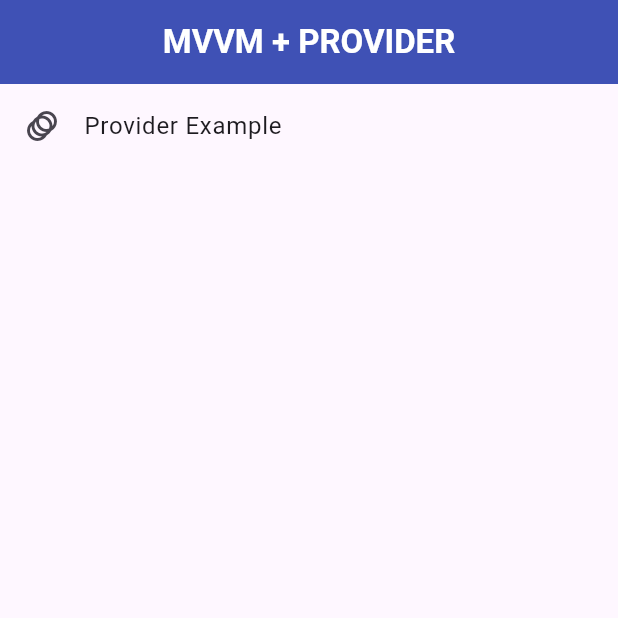
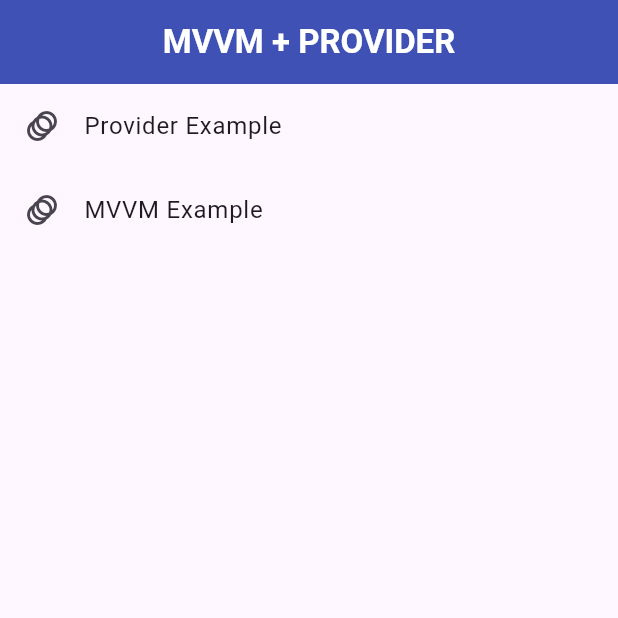
Before and after one commit to Sameer747/Learn-Flutter-2024, a Flutter app: the screen it shows after launch, on a phone screen of 412 x 824 dp, the top half of it. Run offline on Flutter 3.47's test engine with Material 3 defaults, Android fonts, the phone set to English and light mode, and no system bars; our stand-ins replace another_flushbar, fluttertoast, go_router.

Commit message:
utils and screen created the utils helps us to use same widgets everywhere where needed

```diff
--- a/mvvm+provider/lib/home_screen.dart
+++ b/mvvm+provider/lib/home_screen.dart
@@ -1,4 +1,5 @@
 import 'package:flutter/material.dart';
+import 'package:provider_with_mvvm/mvvm_example/view/screen/login_screen.dart';
 import 'package:provider_with_mvvm/provider_example/utils/constants.dart';
 import 'package:provider_with_mvvm/provider_example/utils/widgets.dart';
 
@@ -24,6 +25,11 @@ class HomeScreen extends StatelessWidget {
                     title: "Provider Example",
                     icon: const Icon(Icons.animation_sharp),
                     navigateTo: const ProviderExamplesScreen()),
+                customTile(
+                    context: context,
+                    title: "MVVM Example",
+                    icon: const Icon(Icons.animation_sharp),
+                    navigateTo: const LoginScreen())
               ],
             ),
           )),
--- a/mvvm+provider/lib/main.dart
+++ b/mvvm+provider/lib/main.dart
@@ -1,8 +1,10 @@
 import 'package:flutter/material.dart';
 import 'package:provider/provider.dart';
+import 'package:provider_with_mvvm/mvvm_example/utils/routes/routes.dart';
 import 'package:provider_with_mvvm/provider_example/provider/favourites_provder.dart';
 import 'package:provider_with_mvvm/provider_example/provider/theme_changer_provider.dart';
 import 'package:provider_with_mvvm/provider_example/utils/utils.dart';
+import 'mvvm_example/utils/routes/routes_name.dart';
 import 'provider_example/provider/count_provider.dart';
 import 'provider_example/provider/slider_provider.dart';
 import 'home_screen.dart';
@@ -33,7 +35,9 @@ class MyApp extends StatelessWidget {
             theme: lightThemeData(),
             darkTheme: darkThemeData(),
             debugShowCheckedModeBanner: false,
-            home: const HomeScreen(),
+            initialRoute: RoutesName.home,
+            onGenerateRoute: Routes.generateRoutes,
+            // home: const HomeScreen(),
           );
         },
       ),
--- /dev/null
+++ b/mvvm+provider/lib/mvvm_example/utils/routes/routes.dart
@@ -0,0 +1,29 @@
+import 'package:flutter/material.dart';
+import 'package:provider_with_mvvm/home_screen.dart';
+import 'package:provider_with_mvvm/mvvm_example/utils/routes/routes_name.dart';
+import 'package:provider_with_mvvm/mvvm_example/view/screen/home_screen.dart';
+import 'package:provider_with_mvvm/mvvm_example/view/screen/login_screen.dart';
+
+class Routes {
+  static Route<dynamic> generateRoutes(RouteSettings settings) {
+    switch (settings.name) {
+      case RoutesName.home_mvvm:
+        return MaterialPageRoute(builder: (context) => const HomeScreenMvvm());
+      case RoutesName.login:
+        return MaterialPageRoute(builder: (context) => const LoginScreen());
+      case RoutesName.home:
+        return MaterialPageRoute(builder: (context) => const HomeScreen());
+      default:
+        return MaterialPageRoute(
+          builder: (context) {
+            return const Scaffold(
+              body: SafeArea(
+                  child: Center(
+                child: Text("No routes defined"),
+              )),
+            );
+          },
+        );
+    }
+  }
+}
--- /dev/null
+++ b/mvvm+provider/lib/mvvm_example/utils/routes/routes_name.dart
@@ -0,0 +1,8 @@
+class RoutesName {
+  // login/account screen
+  static const String login = "login_screen";
+  // home screen MVVM
+  static const String home_mvvm = "home_screen_mvvm";
+  // home screen
+  static const String home = "home_screen";
+}
```
Also changed, not shown: mvvm+provider/lib/mvvm_example/utils/utils.dart (added, +36 -0 lines), mvvm+provider/lib/mvvm_example/view/screen/home_screen.dart (added, +21 -0 lines), mvvm+provider/lib/mvvm_example/view/screen/login_screen.dart (added, +30 -0 lines).
